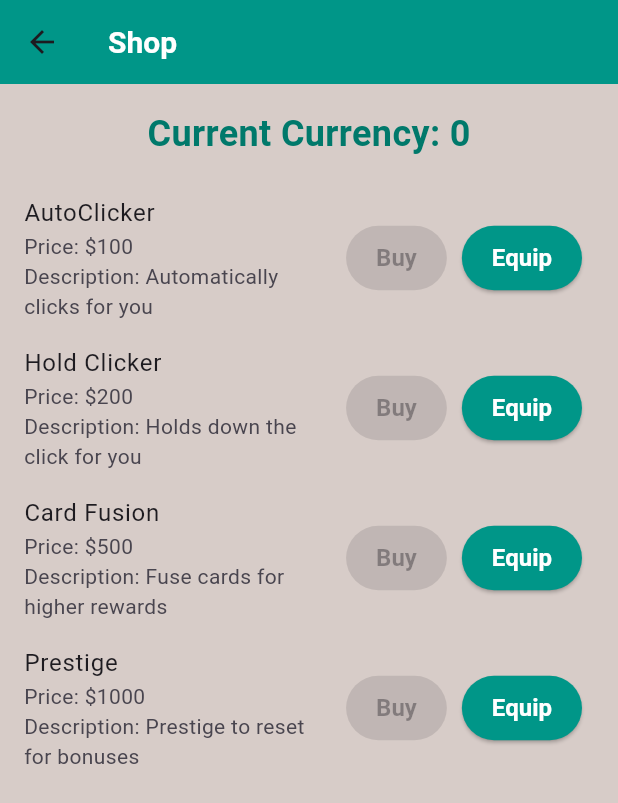
After one commit to AnweyArc/GachaGame, a Flutter app: the GamePage screen opened directly, after a tap on "Shop", on a phone screen of 412 x 824 dp. The commit adds this screen. Shown: the top 803 px of the screen. Run offline on Flutter 3.47's test engine with Material 3 defaults, Android fonts, the phone set to English and light mode, and no system bars; our stand-ins replace shared_preferences; accounts and stored records are empty.

Commit message:
added shop, no functions yet

```diff
--- a/lib/currency_provider.dart
+++ b/lib/currency_provider.dart
@@ -1,6 +1,7 @@
 import 'package:flutter/material.dart';
 import 'package:shared_preferences/shared_preferences.dart';
 import 'cards.dart';
+import 'shopinfo.dart';
 
 class CurrencyProvider extends ChangeNotifier {
   int _currency = 0; // Currency should always be int
--- a/lib/gamepage.dart
+++ b/lib/gamepage.dart
@@ -2,6 +2,7 @@ import 'package:flutter/material.dart';
 import 'package:provider/provider.dart';
 import 'currency_provider.dart';
 import 'summonpage.dart'; // Import the summon page
+import 'shop.dart'; // Import the shop page
 
 class GamePage extends StatelessWidget {
   @override
@@ -77,6 +78,22 @@ class GamePage extends StatelessWidget {
               child: Text('Summon'),
             ),
           ),
+          // Shop button at the bottom-right
+          Positioned(
+            bottom: 20,
+            right: 20,
+            child: ElevatedButton(
+              onPressed: () {
+                Navigator.push(
+                  context,
+                  MaterialPageRoute(
+                    builder: (context) => ShopPage(), // Navigate to the ShopPage
+                  ),
+                );
+              },
+              child: Text('Shop'),
+            ),
+          ),
         ],
       ),
     );
--- /dev/null
+++ b/lib/shop.dart
@@ -0,0 +1,73 @@
+import 'package:flutter/material.dart';
+import 'package:provider/provider.dart';
+import 'currency_provider.dart'; // Import the CurrencyProvider
+import 'shopinfo.dart'; // Import the ShopInfo
+
+class ShopPage extends StatelessWidget {
+  @override
+  Widget build(BuildContext context) {
+    final currencyProvider = Provider.of<CurrencyProvider>(context);
+
+    return Scaffold(
+      appBar: AppBar(
+        title: Text('Shop'),
+      ),
+      body: Column(
+        children: [
+          // Display current currency at the top
+          Padding(
+            padding: const EdgeInsets.all(16.0),
+            child: Text(
+              'Current Currency: ${currencyProvider.currency}',
+              style: TextStyle(fontSize: 24, fontWeight: FontWeight.bold),
+            ),
+          ),
+          // List of items in the shop
+          Expanded(
+            child: ListView.builder(
+              itemCount: ShopInfo.items.length, // Fetch item count from ShopInfo
+              itemBuilder: (context, index) {
+                final item = ShopInfo.items[index];
+                return shopItem(item, currencyProvider);
+              },
+            ),
+          ),
+        ],
+      ),
+    );
+  }
+
+  Widget shopItem(ShopItem item, CurrencyProvider currencyProvider) {
+    return ListTile(
+      title: Text(item.itemName),
+      subtitle: Column(
+        crossAxisAlignment: CrossAxisAlignment.start,
+        children: [
+          Text('Price: \$${item.itemPrice}'),
+          Text('Description: ${item.itemDescription}'),
+        ],
+      ),
+      trailing: Row(
+        mainAxisSize: MainAxisSize.min,
+        children: [
+          ElevatedButton(
+            onPressed: currencyProvider.currency >= item.itemPrice
+                ? () {
+                    currencyProvider.decreaseCurrency(item.itemPrice);
+                    // Add functionality to "buy" the item here
+                  }
+                : null, // Disable the button if not enough currency
+            child: Text('Buy'),
+          ),
+          SizedBox(width: 10),
+          ElevatedButton(
+            onPressed: () {
+              // Add equip functionality here
+            },
+            child: Text('Equip'),
+          ),
+        ],
+      ),
+    );
+  }
+}
--- /dev/null
+++ b/lib/shopinfo.dart
@@ -0,0 +1,57 @@
+import 'package:flutter/material.dart';
+
+// Define the Item class
+class ShopItem {
+  final String itemName;
+  final int itemPrice;
+  final String itemDescription;
+
+  ShopItem({
+    required this.itemName,
+    required this.itemPrice,
+    required this.itemDescription,
+  });
+}
+
+class ShopInfo {
+  // List of items in the shop
+  static final List<ShopItem> items = [
+    ShopItem(
+      itemName: 'AutoClicker',
+      itemPrice: 100,
+      itemDescription: 'Automatically clicks for you',
+    ),
+    ShopItem(
+      itemName: 'Hold Clicker',
+      itemPrice: 200,
+      itemDescription: 'Holds down the click for you',
+    ),
+    ShopItem(
+      itemName: 'Card Fusion',
+      itemPrice: 500,
+      itemDescription: 'Fuse cards for higher rewards',
+    ),
+    ShopItem(
+      itemName: 'Prestige',
+      itemPrice: 1000,
+      itemDescription: 'Prestige to reset for bonuses',
+    ),
+  ];
+
+  // Functions for item-related actions can be added here
+  static void autoClickerFunction() {
+    // Implement AutoClicker functionality
+  }
+
+  static void holdClickerFunction() {
+    // Implement HoldClicker functionality
+  }
+
+  static void cardFusionFunction() {
+    // Implement CardFusion functionality
+  }
+
+  static void prestigeFunction() {
+    // Implement Prestige functionality
+  }
+}
```
